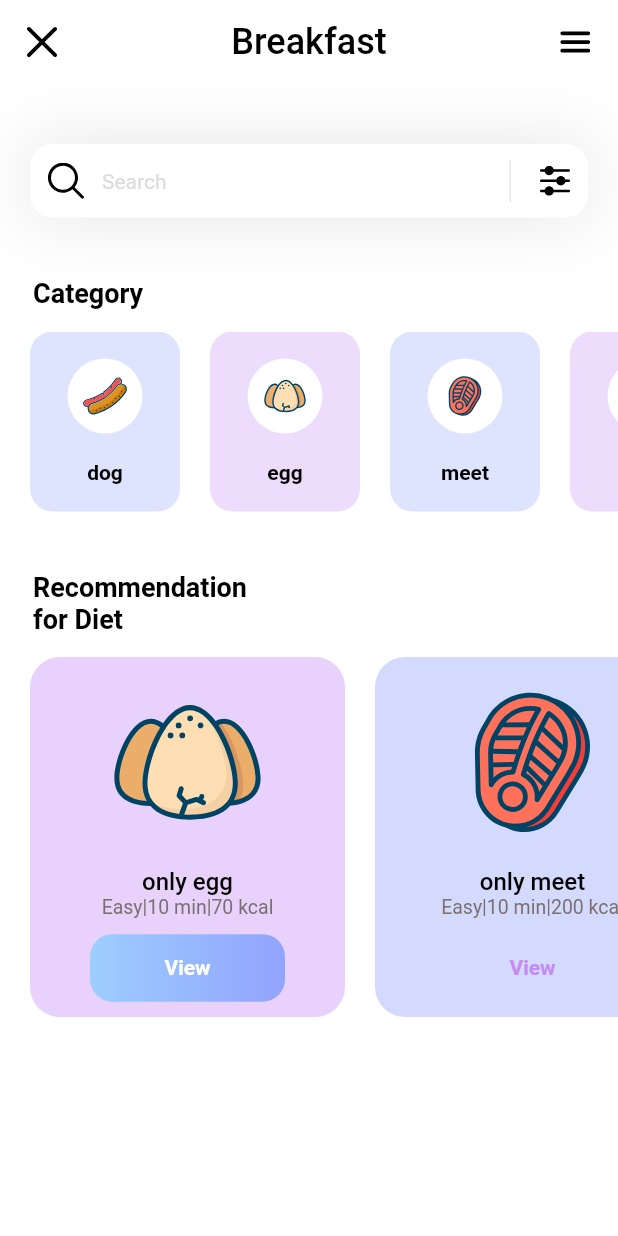
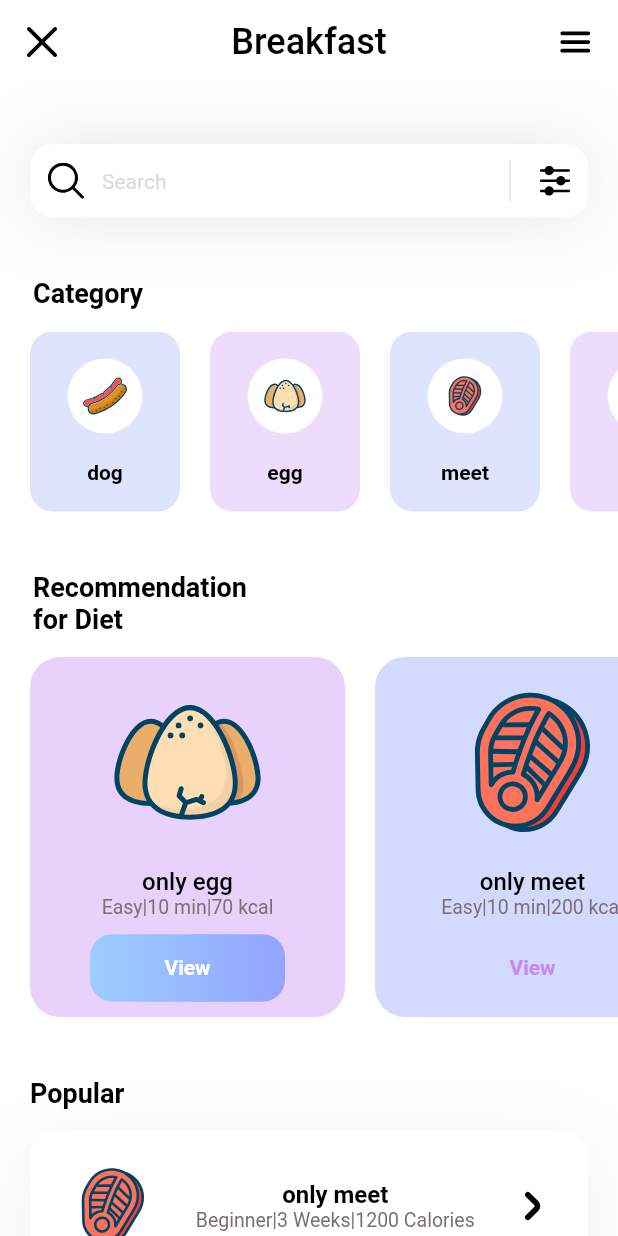
Before and after one commit to Corro-Kun/Aplicacion-Fitness, a Flutter app: the screen it shows after launch, on a phone screen of 412 x 824 dp. Run offline on Flutter 3.47's test engine with Material 2 defaults, Android fonts, the phone set to English and light mode, and no system bars; our stand-ins replace flutter_svg.

Commit message:
model recomend y finsh aplication

```diff
--- /dev/null
+++ b/lib/models/RecomendModel.dart
@@ -0,0 +1,43 @@
+class PopulariRecomend {
+  String name;
+  String iconPath;
+  String level;
+  String duration;
+  String calories;
+  bool BoxIsSelected;
+
+  PopulariRecomend({
+    required this.name,
+    required this.iconPath,
+    required this.level,
+    required this.duration,
+    required this.calories,
+    required this.BoxIsSelected,
+  });
+
+  static List<PopulariRecomend> getPopulariRecomend() {
+    List<PopulariRecomend> populariDiets = [];
+
+    populariDiets.add(
+      PopulariRecomend(
+        name: "only meet",
+        iconPath: "assets/icons/meet.svg",
+        level: "Beginner",
+        duration: "3 Weeks",
+        calories: "1200 Calories",
+        BoxIsSelected: true,
+      ),
+    );
+
+    populariDiets.add(PopulariRecomend(
+      name: 'only pizza',
+      iconPath: 'assets/icons/pizza.svg',
+      level: 'Easy',
+      duration: '10 min',
+      calories: '300 kcal',
+      BoxIsSelected: false,
+    ));
+
+    return populariDiets;
+  }
+}
--- a/lib/page/home.dart
+++ b/lib/page/home.dart
@@ -1,5 +1,6 @@
 import 'package:fitness/models/CategoryModels.dart';
 import 'package:fitness/models/DietModel.dart';
+import 'package:fitness/models/RecomendModel.dart';
 import 'package:flutter/material.dart';
 import 'package:flutter_svg/flutter_svg.dart';
 
@@ -12,6 +13,7 @@ class HomePage extends StatefulWidget {
 class _HomePageState extends State<HomePage> {
   List<CategoryModels> categories = [];
   List<DietModel> diets = [];
+  List<PopulariRecomend> populariDiets = [];
 
   void _getCategory() {
     categories = CategoryModels.getCategory();
@@ -21,10 +23,15 @@ class _HomePageState extends State<HomePage> {
     diets = DietModel.getDiets();
   }
 
+  void _getPopulariDiets() {
+    populariDiets = PopulariRecomend.getPopulariRecomend();
+  }
+
   @override
   void initState() {
     _getDiets();
     _getCategory();
+    _getPopulariDiets();
     super.initState();
   }
 
@@ -33,20 +40,124 @@ class _HomePageState extends State<HomePage> {
     return Scaffold(
       appBar: appBar(),
       backgroundColor: Colors.white,
-      body: Column(
-        crossAxisAlignment: CrossAxisAlignment.start,
+      body: ListView(
         children: [
           _search(),
-          SizedBox(
+          const SizedBox(
             height: 40,
           ),
           _categories_Selection(),
-          SizedBox(
+          const SizedBox(
             height: 40,
           ),
-          _dietSelection()
+          _dietSelection(),
+          const SizedBox(
+            height: 40,
+          ),
+          _popularDiet(),
+          const SizedBox(
+            height: 40,
+          ),
         ],
       ),
+    );
+  }
+
+  Column _popularDiet() {
+    return Column(
+      crossAxisAlignment: CrossAxisAlignment.start,
+      children: [
+        const Padding(
+          padding: EdgeInsets.only(left: 20),
+          child: Text(
+            "Popular",
+            style: TextStyle(
+              color: Colors.black,
+              fontSize: 18,
+              fontWeight: FontWeight.w600,
+            ),
+          ),
+        ),
+        const SizedBox(
+          height: 15,
+        ),
+        ListView.separated(
+          shrinkWrap: true,
+          itemBuilder: (context, index) {
+            return Container(
+              child: Row(
+                mainAxisAlignment: MainAxisAlignment.spaceEvenly,
+                children: [
+                  SvgPicture.asset(
+                    populariDiets[index].iconPath,
+                    height: 65,
+                    width: 65,
+                  ),
+                  Column(
+                    mainAxisAlignment: MainAxisAlignment.center,
+                    children: [
+                      Text(
+                        populariDiets[index].name,
+                        style: const TextStyle(
+                          fontWeight: FontWeight.w600,
+                          color: Colors.black,
+                          fontSize: 16,
+                        ),
+                      ),
+                      Text(
+                        populariDiets[index].level +
+                            '|' +
+                            populariDiets[index].duration +
+                            '|' +
+                            populariDiets[index].calories,
+                        style: const TextStyle(
+                            color: Color(0xff7B6F72),
+                            fontSize: 13,
+                            fontWeight: FontWeight.w400),
+                      )
+                    ],
+                  ),
+                  GestureDetector(
+                    onTap: () {
+                      setState(() {
+                        populariDiets[index].BoxIsSelected =
+                            !populariDiets[index].BoxIsSelected;
+                      });
+                    },
+                    child: SvgPicture.asset(
+                      "assets/icons/flechita.svg",
+                      height: 30,
+                      width: 30,
+                    ),
+                  )
+                ],
+              ),
+              height: 100,
+              decoration: BoxDecoration(
+                color: populariDiets[index].BoxIsSelected
+                    ? Colors.white
+                    : Colors.transparent,
+                borderRadius: BorderRadius.circular(16),
+                boxShadow: populariDiets[index].BoxIsSelected
+                    ? [
+                        BoxShadow(
+                          color: const Color(0xff1D1617).withOpacity(0.07),
+                          offset: const Offset(0, 10),
+                          blurRadius: 40,
+                          spreadRadius: 0,
+                        ),
+                      ]
+                    : [],
+              ),
+            );
+          },
+          separatorBuilder: (context, index) => const SizedBox(
+            height: 25,
+          ),
+          itemCount: populariDiets.length,
+          padding: const EdgeInsets.only(left: 20, right: 20),
+        )
+      ],
     );
   }
 
@@ -54,8 +165,8 @@ class _HomePageState extends State<HomePage> {
     return Column(
       crossAxisAlignment: CrossAxisAlignment.start,
       children: [
-        Padding(
-          padding: const EdgeInsets.only(left: 22),
+        const Padding(
+          padding: EdgeInsets.only(left: 22),
           child: Text(
             "Recommendation\nfor Diet",
             style: TextStyle(
@@ -65,7 +176,7 @@ class _HomePageState extends State<HomePage> {
             ),
           ),
         ),
-        SizedBox(
+        const SizedBox(
           height: 15,
         ),
         Container(
@@ -90,7 +201,7 @@ class _HomePageState extends State<HomePage> {
                       children: [
                         Text(
                           diets[index].name,
-                          style: TextStyle(
+                          style: const TextStyle(
                               fontWeight: FontWeight.w500,
                               color: Colors.black,
                               fontSize: 16),
@@ -101,7 +212,7 @@ class _HomePageState extends State<HomePage> {
                               diets[index].duration +
                               '|' +
                               diets[index].calories,
-                          style: TextStyle(
+                          style: const TextStyle(
                               color: Color(0xff7B6F72),
                               fontSize: 13,
                               fontWeight: FontWeight.w400),
@@ -117,7 +228,7 @@ class _HomePageState extends State<HomePage> {
                           style: TextStyle(
                               color: diets[index].viewIsSelected
                                   ? Colors.white
-                                  : Color(0xffC58BF2),
+                                  : const Color(0xffC58BF2),
                               fontSize: 14,
                               fontWeight: FontWeight.w600),
                         ),
@@ -126,10 +237,10 @@ class _HomePageState extends State<HomePage> {
                         gradient: LinearGradient(
                           colors: [
                             diets[index].viewIsSelected
-                                ? Color(0xff9DCEFF)
+                                ? const Color(0xff9DCEFF)
                                 : Colors.transparent,
                             diets[index].viewIsSelected
-                                ? Color(0xff92A3FD)
+                                ? const Color(0xff92A3FD)
                                 : Colors.transparent,
                           ],
                         ),
@@ -140,10 +251,10 @@ class _HomePageState extends State<HomePage> {
                 ),
               );
             },
-            separatorBuilder: (context, index) => SizedBox(width: 20),
+            separatorBuilder: (context, index) => const SizedBox(width: 20),
             itemCount: diets.length,
             scrollDirection: Axis.horizontal,
-            padding: EdgeInsets.only(left: 20, right: 20),
+            padding: const EdgeInsets.only(left: 20, right: 20),
           ),
         )
       ],
@@ -154,8 +265,8 @@ class _HomePageState extends State<HomePage> {
     return Column(
       crossAxisAlignment: CrossAxisAlignment.start,
       children: [
-        Padding(
-          padding: const EdgeInsets.only(left: 22),
+        const Padding(
+          padding: EdgeInsets.only(left: 22),
           child: Text(
             'Category',
             style: TextStyle(
@@ -165,7 +276,7 @@ class _HomePageState extends State<HomePage> {
             ),
           ),
         ),
-        SizedBox(
+        const SizedBox(
           height: 15,
         ),
         Container(
@@ -173,8 +284,8 @@ class _HomePageState extends State<HomePage> {
           child: ListView.separated(
               itemCount: categories.length,
               scrollDirection: Axis.horizontal,
-              padding: EdgeInsets.only(left: 20, right: 20),
-              separatorBuilder: (context, index) => SizedBox(width: 20),
+              padding: const EdgeInsets.only(left: 20, right: 20),
+              separatorBuilder: (context, index) => const SizedBox(width: 20),
               itemBuilder: (context, index) {
                 return Container(
                   width: 100,
@@ -188,7 +299,7 @@ class _HomePageState extends State<HomePage> {
                       Container(
                         height: 50,
                         width: 50,
-                        decoration: BoxDecoration(
+                        decoration: const BoxDecoration(
                             color: Colors.white, shape: BoxShape.circle),
                         child: Padding(
                             padding: const EdgeInsets.all(8.0),
@@ -197,7 +308,7 @@ class _HomePageState extends State<HomePage> {
                       ),
                       Text(
                         categories[index].name,
-                        style: TextStyle(
+                        style: const TextStyle(
                           fontWeight: FontWeight.w600,
                           color: Colors.black,
                           fontSize: 14,
@@ -214,20 +325,20 @@ class _HomePageState extends State<HomePage> {
 
   Container _search() {
     return Container(
-      margin: EdgeInsets.only(top: 40, left: 20, right: 20),
+      margin: const EdgeInsets.only(top: 40, left: 20, right: 20),
       decoration: BoxDecoration(boxShadow: [
         BoxShadow(
-            color: Color(0xff1D1617).withOpacity(0.11),
+            color: const Color(0xff1D1617).withOpacity(0.11),
             blurRadius: 40,
             spreadRadius: 0.0)
       ]),
       child: TextField(
         decoration: InputDecoration(
             hintText: "Search",
-            hintStyle: TextStyle(color: Color(0xffDDDADA), fontSize: 14),
+            hintStyle: const TextStyle(color: Color(0xffDDDADA), fontSize: 14),
             filled: true,
             fillColor: Colors.white,
-            contentPadding: EdgeInsets.all(15),
+            contentPadding: const EdgeInsets.all(15),
             prefixIcon: Padding(
                 padding: const EdgeInsets.all(12),
                 child: SvgPicture.asset(
@@ -239,7 +350,7 @@ class _HomePageState extends State<HomePage> {
                 child: Row(
                   mainAxisAlignment: MainAxisAlignment.end,
                   children: [
-                    VerticalDivider(
+                    const VerticalDivider(
                       color: Colors.black,
                       indent: 10,
                       endIndent: 10,
@@ -265,7 +376,7 @@ class _HomePageState extends State<HomePage> {
 
   AppBar appBar() {
     return AppBar(
-      title: Text("Breakfast",
+      title: const Text("Breakfast",
           style: TextStyle(color: Colors.black, fontSize: 24)),
       centerTitle: true,
       backgroundColor: Colors.white,
@@ -273,7 +384,7 @@ class _HomePageState extends State<HomePage> {
       leading: GestureDetector(
         onTap: () {},
         child: Container(
-          margin: EdgeInsets.all(10),
+          margin: const EdgeInsets.all(10),
           alignment: Alignment.center,
           child: SvgPicture.asset(
             "assets/icons/cruz.svg",
@@ -281,7 +392,7 @@ class _HomePageState extends State<HomePage> {
             width: 20,
           ),
           decoration: BoxDecoration(
-              color: Color(0xffffffff),
+              color: const Color(0xffffffff),
               borderRadius: BorderRadius.circular(10)),
         ),
       ),
@@ -289,7 +400,7 @@ class _HomePageState extends State<HomePage> {
         GestureDetector(
           onTap: () {},
           child: Container(
-            margin: EdgeInsets.all(10),
+            margin: const EdgeInsets.all(10),
             alignment: Alignment.center,
             width: 37,
             child: SvgPicture.asset(
@@ -298,7 +409,7 @@ class _HomePageState extends State<HomePage> {
               width: 20,
             ),
             decoration: BoxDecoration(
-                color: Color(0xffffffff),
+                color: const Color(0xffffffff),
                 borderRadius: BorderRadius.circular(10)),
           ),
         )
```
Also changed, not shown: assets/icons/flechita.svg (added).
